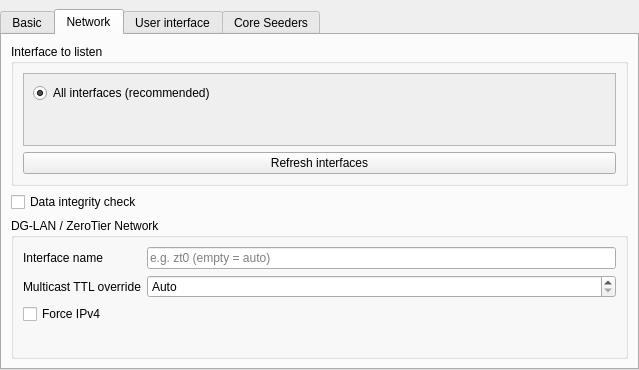
First picture: the form in application/GUI/Settings/SettingsWidget.ui, repository kwran420/DG-LAN, before the edit.
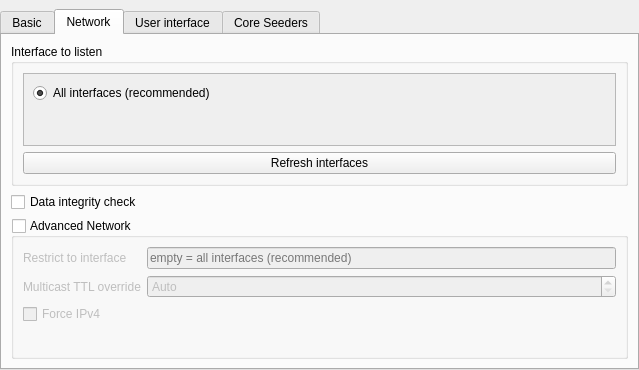
Second picture: the form after the edit. The open tabs and pages were chosen to show the change. Icons and pictures are not drawn.

What changed in the file:
```diff
--- a/application/GUI/Settings/SettingsWidget.ui
+++ b/application/GUI/Settings/SettingsWidget.ui
@@ -270,13 +270,19 @@
        <item>
         <widget class="QGroupBox" name="grpDgLanNetwork">
          <property name="title">
-          <string>DG-LAN / ZeroTier Network</string>
+          <string>Advanced Network</string>
+         </property>
+         <property name="checkable">
+          <bool>true</bool>
+         </property>
+         <property name="checked">
+          <bool>false</bool>
          </property>
          <layout class="QFormLayout" name="formDgLanNetwork">
           <item row="0" column="0">
            <widget class="QLabel" name="lblInterfaceName">
             <property name="text">
-             <string>Interface name</string>
+             <string>Restrict to interface</string>
             </property>
             <property name="toolTip">
              <string>Name of the network interface to bind to (e.g. zt0 for ZeroTier). Leave empty for automatic selection.</string>
@@ -286,7 +292,7 @@
           <item row="0" column="1">
            <widget class="QLineEdit" name="txtInterfaceName">
             <property name="placeholderText">
-             <string>e.g. zt0 (empty = auto)</string>
+             <string>empty = all interfaces (recommended)</string>
             </property>
            </widget>
           </item>
```
Left out of the diff: 4 changed lines with no effect on the pictures.
